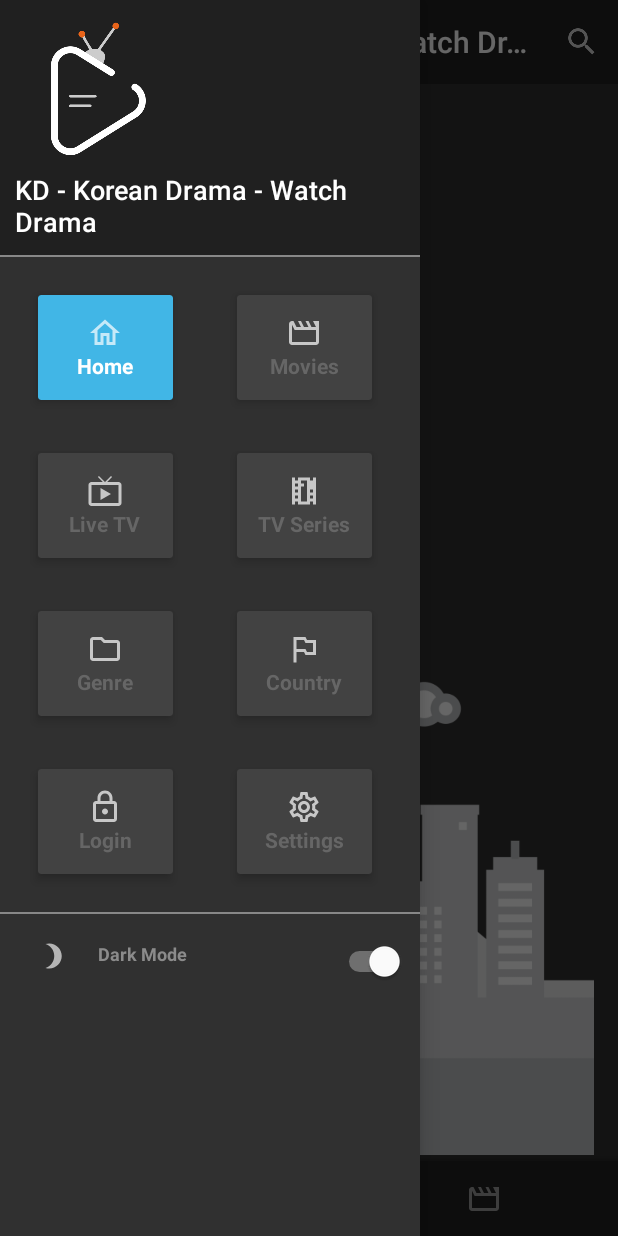
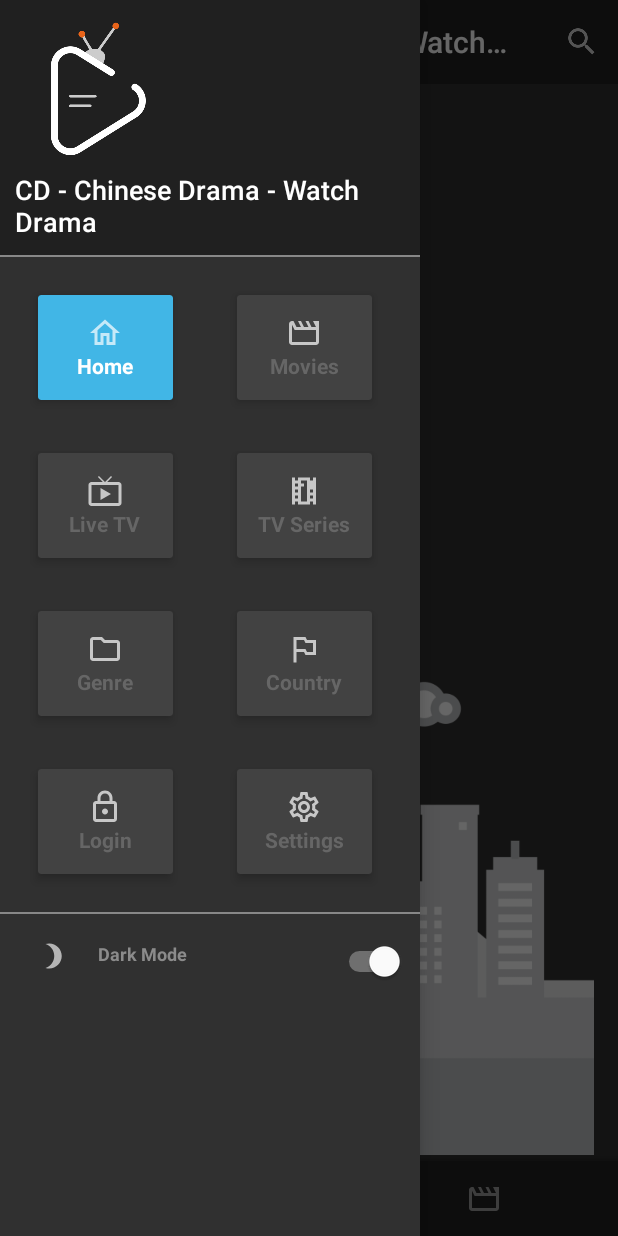
Before and after one commit to fandofastest/chinesedrama, an Android app: the HomeFragment screen opened directly, with no data from a screen before it, with the side drawer open, on a phone screen of 412 x 824 dp. Run offline under Robolectric (Android 15) with nearby library versions, the phone set to English and light mode, and no system bars; our stand-ins replace Picasso, Shimmer, Volley; libraries missing offline, so code that uses them is left out: com.balysv.materialripple, com.ixidev.gdpr, com.viewpagerindicator; network calls fail; pictures from the network do not load; 2 statements that could not run were skipped.

Commit message:
chinese drama 1

```diff
--- a/app/src/main/res/layout/fragment_main_home.xml
+++ b/app/src/main/res/layout/fragment_main_home.xml
@@ -86,16 +86,17 @@
         android:layout_width="wrap_content"
         android:layout_height="wrap_content"
         android:layout_alignParentBottom="true"
-        android:layout_centerInParent="true"
+        android:layout_centerHorizontal="true"
         android:layout_marginBottom="15dp"
         android:clickable="true"
+        android:focusable="true"
+        android:visibility="gone"
         android:tint="@android:color/white"
         app:backgroundTint="@color/colorPrimary"
         app:elevation="2dp"
         app:fabSize="normal"
         app:rippleColor="@color/deep_orange_400"
-        app:srcCompat="@drawable/outline_live_tv_24"
-        android:focusable="true" />
+        app:srcCompat="@drawable/outline_live_tv_24" />
 
     <!--<android.support.design.widget.BottomNavigationView-->
         <!--android:id="@+id/navigation"-->
--- a/app/src/main/res/values/strings.xml
+++ b/app/src/main/res/values/strings.xml
@@ -1,8 +1,8 @@
 <resources>
 
-    <string name="app_name">KD - Korean Drama </string>
+    <string name="app_name">CD - Chinese Drama </string>
     <!--app_title for main navigation & home title-->
-    <string name="app_title">KD - Korean Drama - Watch Drama</string>
+    <string name="app_title">CD - Chinese Drama - Watch Drama</string>
     <string name="app_version">1.0.0</string>
     <string name="contact_email">admin@kdrama.com</string>
     <string name="copyright_text">Copyright @ KD - Korean Drama \nAll right reserved</string>
```
Also changed, not shown: app/src/main/java/com/chinesedrama/app/SplashscreenActivity.java (+12 -0 lines), app/src/main/ic_launcher-web.png, app/src/main/res/mipmap-hdpi/ic_launcher.png, app/src/main/res/mipmap-hdpi/ic_launcher_foreground.png, app/src/main/res/mipmap-hdpi/ic_launcher_round.png, app/src/main/res/mipmap-mdpi/ic_launcher.png, app/src/main/res/mipmap-mdpi/ic_launcher_foreground.png, app/src/main/res/mipmap-mdpi/ic_launcher_round.png, app/src/main/res/mipmap-xhdpi/ic_launcher.png, app/src/main/res/mipmap-xhdpi/ic_launcher_foreground.png, app/src/main/res/mipmap-xhdpi/ic_launcher_round.png, app/src/main/res/mipmap-xxhdpi/ic_launcher.png, app/src/main/res/mipmap-xxhdpi/ic_launcher_foreground.png, app/src/main/res/mipmap-xxhdpi/ic_launcher_round.png, 3 more files.
